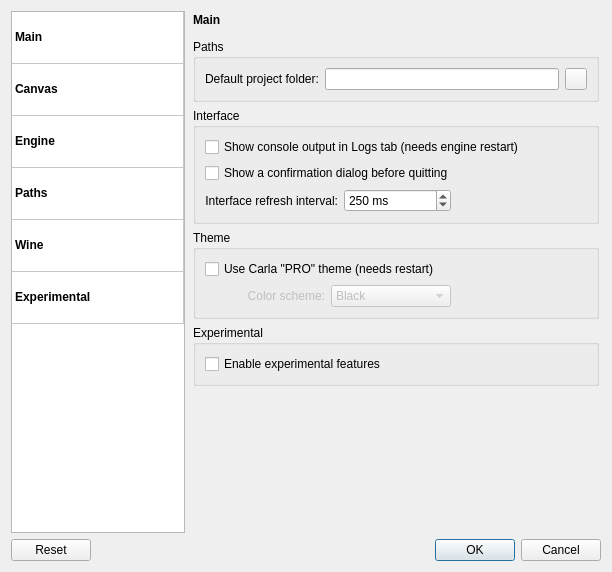
Above: resources/ui/carla_settings.ui from falkTX/Carla before the change. Below: the same form after it.
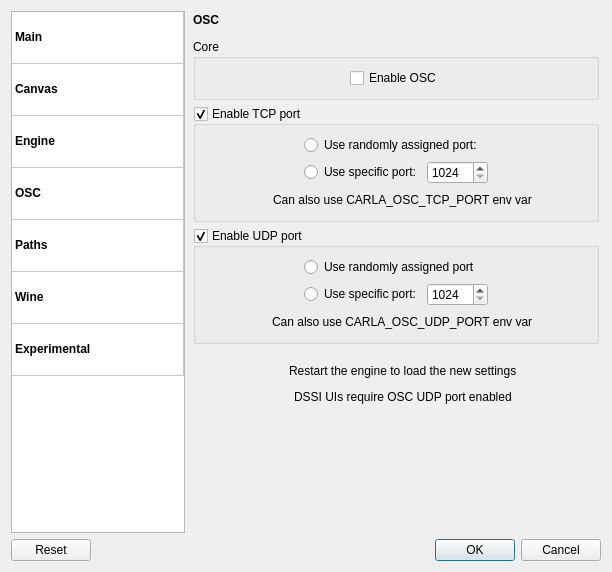
That is the form after the change. The open tabs and pages were chosen to show the change. Icons and pictures are not drawn.

Commit message: Start work for OSC settings

What changed in the file:
```diff
--- a/resources/ui/carla_settings.ui
+++ b/resources/ui/carla_settings.ui
@@ -81,6 +81,11 @@
          <string>engine</string>
         </property>
        </row>
+       <row>
+        <property name="text">
+         <string>osc</string>
+        </property>
+       </row>
        <row>
         <property name="text">
          <string>paths</string>
@@ -111,9 +116,6 @@
           <bold>true</bold>
          </font>
         </property>
-        <property name="textAlignment">
-         <set>AlignLeft|AlignVCenter</set>
-        </property>
         <property name="icon">
          <iconset resource="../resources.qrc">
           <normaloff>:/48x48/carla.png</normaloff>:/48x48/carla.png</iconset>
@@ -160,6 +162,30 @@
        </item>
        <item row="3" column="0">
         <property name="text">
+         <string notr="true">OSC</string>
+        </property>
+        <property name="toolTip">
+         <string notr="true"/>
+        </property>
+        <property name="whatsThis">
+         <string notr="true"/>
+        </property>
+        <property name="font">
+         <font>
+          <weight>75</weight>
+          <bold>true</bold>
+         </font>
+        </property>
+        <property name="icon">
+         <iconset resource="../resources.qrc">
+          <normaloff>:/48x48/osc.png</normaloff>:/48x48/osc.png</iconset>
+        </property>
+        <property name="flags">
+         <set>ItemIsSelectable|ItemIsEnabled</set>
+        </property>
+       </item>
+       <item row="4" column="0">
+        <property name="text">
          <string>Paths</string>
         </property>
         <property name="font">
@@ -176,7 +202,7 @@
          <set>ItemIsSelectable|ItemIsEnabled</set>
         </property>
        </item>
-       <item row="4" column="0">
+       <item row="5" column="0">
         <property name="text">
          <string>Wine</string>
         </property>
@@ -194,7 +220,7 @@
          <set>ItemIsSelectable|ItemIsEnabled</set>
         </property>
        </item>
-       <item row="5" column="0">
+       <item row="6" column="0">
         <property name="text">
          <string>Experimental</string>
         </property>
@@ -1083,6 +1109,491 @@
          </item>
         </layout>
        </widget>
+       <widget class="QWidget" name="page_osc">
+        <layout class="QVBoxLayout" name="verticalLayout_22">
+         <property name="margin">
+          <number>2</number>
+         </property>
+         <item>
+          <layout class="QHBoxLayout" name="horizontalLayout_22">
+           <item>
+            <widget class="QLabel" name="label_14">
+             <property name="text">
+              <string>&lt;b&gt;OSC&lt;/b&gt;</string>
+             </property>
+             <property name="alignment">
+              <set>Qt::AlignLeading|Qt::AlignLeft|Qt::AlignTop</set>
+             </property>
+            </widget>
+           </item>
+           <item>
+            <spacer name="horizontalSpacer_37">
+             <property name="orientation">
+              <enum>Qt::Horizontal</enum>
+             </property>
+             <property name="sizeHint" stdset="0">
+              <size>
+               <width>40</width>
+               <height>20</height>
+              </size>
+             </property>
+            </spacer>
+           </item>
+           <item>
+            <widget class="QLabel" name="label_icon_engine_5">
+             <property name="text">
+              <string notr="true"/>
+             </property>
+             <property name="pixmap">
+              <pixmap resource="../resources.qrc">:/48x48/jack.png</pixmap>
+             </property>
+             <property name="alignment">
+              <set>Qt::AlignHCenter|Qt::AlignTop</set>
+             </property>
+            </widget>
+           </item>
+          </layout>
+         </item>
+         <item>
+          <widget class="QGroupBox" name="groupBox_4">
+           <property name="title">
+            <string>Core</string>
+           </property>
+           <layout class="QGridLayout" name="gridLayout_13">
+            <item row="0" column="1">
+             <widget class="QCheckBox" name="checkBox">
+              <property name="text">
+               <string>Enable OSC</string>
+              </property>
+             </widget>
+            </item>
+            <item row="0" column="0">
+             <spacer name="horizontalSpacer_43">
+              <property name="orientation">
+               <enum>Qt::Horizontal</enum>
+              </property>
+              <property name="sizeHint" stdset="0">
+               <size>
+                <width>40</width>
+                <height>20</height>
+               </size>
+              </property>
+             </spacer>
+            </item>
+            <item row="0" column="2">
+             <spacer name="horizontalSpacer_44">
+              <property name="orientation">
+               <enum>Qt::Horizontal</enum>
+              </property>
+              <property name="sizeHint" stdset="0">
+               <size>
+                <width>40</width>
+                <height>20</height>
+               </size>
+              </property>
+             </spacer>
+            </item>
+           </layout>
+          </widget>
+         </item>
+         <item>
+          <widget class="QGroupBox" name="groupBox_2">
+           <property name="title">
+            <string>Enable TCP port</string>
+           </property>
+           <property name="checkable">
+            <bool>true</bool>
+           </property>
+           <layout class="QGridLayout" name="gridLayout_12">
+            <item row="0" column="0" rowspan="2">
+             <spacer name="horizontalSpacer_41">
+              <property name="orientation">
+               <enum>Qt::Horizontal</enum>
+              </property>
+              <property name="sizeHint" stdset="0">
+               <size>
+                <width>40</width>
+                <height>20</height>
+               </size>
+              </property>
+             </spacer>
+            </item>
+            <item row="0" column="1" colspan="2">
+             <widget class="QRadioButton" name="radioButton">
+              <property name="text">
+               <string>Use randomly assigned port:</string>
+              </property>
+             </widget>
+            </item>
+            <item row="0" column="3" rowspan="2">
+             <spacer name="horizontalSpacer_42">
+              <property name="orientation">
+               <enum>Qt::Horizontal</enum>
+              </property>
+              <property name="sizeHint" stdset="0">
+               <size>
+                <width>40</width>
+                <height>20</height>
+               </size>
+              </property>
+             </spacer>
+            </item>
+            <item row="1" column="1">
+             <widget class="QRadioButton" name="radioButton_2">
+              <property name="text">
+               <string>Use specific port:</string>
+              </property>
+             </widget>
+            </item>
+            <item row="1" column="2">
+             <widget class="QSpinBox" name="sb_engine_max_params_3">
+              <property name="toolTip">
+               <string>Maximum number of parameters to allow in the built-in 'Edit' dialog</string>
+              </property>
+              <property name="minimum">
+               <number>1024</number>
+              </property>
+              <property name="maximum">
+               <number>32767</number>
+              </property>
+             </widget>
+            </item>
+            <item row="2" column="0" colspan="4">
+             <layout class="QHBoxLayout" name="horizontalLayout_24">
+              <item>
+               <spacer name="horizontalSpacer_45">
+                <property name="orientation">
+                 <enum>Qt::Horizontal</enum>
+                </property>
+                <property name="sizeHint" stdset="0">
+                 <size>
+                  <width>40</width>
+                  <height>20</height>
+                 </size>
+                </property>
+               </spacer>
+              </item>
+              <item>
+               <widget class="QLabel" name="label_39">
+                <property name="maximumSize">
+                 <size>
+                  <width>22</width>
+                  <height>22</height>
+                 </size>
+                </property>
+                <property name="text">
+                 <string/>
+                </property>
+                <property name="pixmap">
+                 <pixmap resource="../resources.qrc">:/16x16/dialog-information.png</pixmap>
+                </property>
+                <property name="alignment">
+                 <set>Qt::AlignRight|Qt::AlignTrailing|Qt::AlignVCenter</set>
+                </property>
+               </widget>
+              </item>
+              <item>
+               <widget class="QLabel" name="label_40">
+                <property name="text">
+                 <string>Can also use CARLA_OSC_TCP_PORT env var</string>
+                </property>
+                <property name="textInteractionFlags">
+                 <set>Qt::LinksAccessibleByMouse|Qt::TextSelectableByMouse</set>
+                </property>
+               </widget>
+              </item>
+              <item>
+               <spacer name="horizontalSpacer_46">
+                <property name="orientation">
+                 <enum>Qt::Horizontal</enum>
+                </property>
+                <property name="sizeHint" stdset="0">
+                 <size>
+                  <width>40</width>
+                  <height>20</height>
+                 </size>
+                </property>
+               </spacer>
+              </item>
+             </layout>
+            </item>
+           </layout>
+          </widget>
+         </item>
+         <item>
+          <widget class="QGroupBox" name="groupBox_3">
+           <property name="title">
+            <string>Enable UDP port</string>
+           </property>
+           <property name="checkable">
+            <bool>true</bool>
+           </property>
+           <layout class="QGridLayout" name="gridLayout_11">
+            <item row="1" column="1">
+             <widget class="QRadioButton" name="radioButton_4">
+              <property name="text">
+               <string>Use specific port:</string>
+              </property>
+             </widget>
+            </item>
+            <item row="0" column="0" rowspan="2">
+             <spacer name="horizontalSpacer_39">
+              <property name="orientation">
+               <enum>Qt::Horizontal</enum>
+              </property>
+              <property name="sizeHint" stdset="0">
+               <size>
+                <width>40</width>
+                <height>20</height>
+               </size>
+              </property>
+             </spacer>
+            </item>
+            <item row="0" column="3" rowspan="2">
+             <spacer name="horizontalSpacer_40">
+              <property name="orientation">
+               <enum>Qt::Horizontal</enum>
+              </property>
+              <property name="sizeHint" stdset="0">
+               <size>
+                <width>40</width>
+                <height>20</height>
+               </size>
+              </property>
+             </spacer>
+            </item>
+            <item row="1" column="2">
+             <widget class="QSpinBox" name="sb_engine_max_params_4">
+              <property name="toolTip">
+               <string>Maximum number of parameters to allow in the built-in 'Edit' dialog</string>
+              </property>
+              <property name="minimum">
+               <number>1024</number>
+              </property>
+              <property name="maximum">
+               <number>32767</number>
+              </property>
+             </widget>
+            </item>
+            <item row="0" column="1" colspan="2">
+             <widget class="QRadioButton" name="radioButton_3">
+              <property name="text">
+               <string>Use randomly assigned port</string>
+              </property>
+             </widget>
+            </item>
+            <item row="2" column="0" colspan="4">
+             <layout class="QHBoxLayout" name="horizontalLayout_25">
+              <item>
+               <spacer name="horizontalSpacer_47">
+                <property name="orientation">
+                 <enum>Qt::Horizontal</enum>
+                </property>
+                <property name="sizeHint" stdset="0">
+                 <size>
+                  <width>40</width>
+                  <height>20</height>
+                 </size>
+                </property>
+               </spacer>
+              </item>
+              <item>
+               <widget class="QLabel" name="label_41">
+                <property name="maximumSize">
+                 <size>
+                  <width>22</width>
+                  <height>22</height>
+                 </size>
+                </property>
+                <property name="text">
+                 <string/>
+                </property>
+                <property name="pixmap">
+                 <pixmap resource="../resources.qrc">:/16x16/dialog-information.png</pixmap>
+                </property>
+                <property name="alignment">
+                 <set>Qt::AlignRight|Qt::AlignTrailing|Qt::AlignVCenter</set>
+                </property>
+               </widget>
+              </item>
+              <item>
+               <widget class="QLabel" name="label_42">
+                <property name="text">
+                 <string>Can also use CARLA_OSC_UDP_PORT env var</string>
+                </property>
+                <property name="textInteractionFlags">
+                 <set>Qt::LinksAccessibleByMouse|Qt::TextSelectableByMouse</set>
+                </property>
+               </widget>
+              </item>
+              <item>
+               <spacer name="horizontalSpacer_48">
+                <property name="orientation">
+                 <enum>Qt::Horizontal</enum>
+                </property>
+                <property name="sizeHint" stdset="0">
+                 <size>
+                  <width>40</width>
+                  <height>20</height>
+                 </size>
+                </property>
+               </spacer>
+              </item>
+             </layout>
+            </item>
+           </layout>
+          </widget>
+         </item>
+         <item>
+          <widget class="QLabel" name="label_36">
+           <property name="maximumSize">
+            <size>
+             <width>16777215</width>
+             <height>5</height>
+            </size>
+           </property>
+           <property name="text">
+            <string/>
+           </property>
+          </widget>
+         </item>
+         <item>
+          <layout class="QHBoxLayout" name="horizontalLayout_21">
+           <item>
+            <spacer name="horizontalSpacer_34">
+             <property name="orientation">
+              <enum>Qt::Horizontal</enum>
+             </property>
+             <property name="sizeHint" stdset="0">
+              <size>
+               <width>40</width>
+               <height>20</height>
+              </size>
+             </property>
+            </spacer>
+           </item>
+           <item>
+            <widget class="QLabel" name="label_32">
+             <property name="maximumSize">
+              <size>
+               <width>22</width>
+               <height>22</height>
+              </size>
+             </property>
+             <property name="text">
+              <string/>
+             </property>
+             <property name="pixmap">
+              <pixmap resource="../resources.qrc">:/16x16/dialog-information.png</pixmap>
+             </property>
+             <property name="alignment">
+              <set>Qt::AlignRight|Qt::AlignTrailing|Qt::AlignVCenter</set>
+             </property>
+            </widget>
+           </item>
+           <item>
+            <widget class="QLabel" name="label_35">
+             <property name="text">
+              <string>Restart the engine to load the new settings</string>
+             </property>
+            </widget>
+           </item>
+           <item>
+            <spacer name="horizontalSpacer_35">
+             <property name="orientation">
+              <enum>Qt::Horizontal</enum>
+             </property>
+             <property name="sizeHint" stdset="0">
+              <size>
+               <width>40</width>
+               <height>20</height>
+              </size>
+             </property>
+            </spacer>
+           </item>
+          </layout>
+         </item>
+         <item>
+          <layout class="QHBoxLayout" name="horizontalLayout_23">
+           <item>
+            <spacer name="horizontalSpacer_36">
+             <property name="orientation">
+              <enum>Qt::Horizontal</enum>
+             </property>
+             <property name="sizeHint" stdset="0">
+              <size>
+               <width>40</width>
+               <height>20</height>
+              </size>
+             </property>
+            </spacer>
+           </item>
+           <item>
+            <widget class="QLabel" name="label_37">
+             <property name="maximumSize">
+              <size>
+               <width>22</width>
+               <height>22</height>
+              </size>
+             </property>
+             <property name="text">
+              <string/>
+             </property>
+             <property name="pixmap">
+              <pixmap resource="../resources.qrc">:/16x16/dialog-warning.png</pixmap>
+             </property>
+             <property name="alignment">
+              <set>Qt::AlignRight|Qt::AlignTrailing|Qt::AlignVCenter</set>
+             </property>
+            </widget>
+           </item>
+           <item>
+            <widget class="QLabel" name="label_38">
+             <property name="text">
+              <string>DSSI UIs require OSC UDP port enabled</string>
+             </property>
+            </widget>
+           </item>
+           <item>
+            <spacer name="horizontalSpacer_38">
+             <property name="orientation">
+              <enum>Qt::Horizontal</enum>
+             </property>
+             <property name="sizeHint" stdset="0">
+              <size>
+               <width>40</width>
+               <height>20</height>
+              </size>
+             </property>
+            </spacer>
+           </item>
+          </layout>
+         </item>
+         <item>
+          <spacer name="verticalSpacer_10">
+           <property name="orientation">
+            <enum>Qt::Vertical</enum>
+           </property>
+           <property name="sizeHint" stdset="0">
+            <size>
+             <width>20</width>
+             <height>126</height>
+            </size>
+           </property>
+          </spacer>
+         </item>
+        </layout>
+        <zorder>verticalSpacer_10</zorder>
+        <zorder>layoutWidget</zorder>
+        <zorder>label_36</zorder>
+        <zorder>layoutWidget_2</zorder>
+        <zorder>groupBox_2</zorder>
+        <zorder>label_35</zorder>
+        <zorder>label_35</zorder>
+        <zorder>groupBox_3</zorder>
+        <zorder>groupBox_4</zorder>
+        <zorder>layoutWidget_3</zorder>
+       </widget>
        <widget class="QWidget" name="page_paths">
         <layout class="QVBoxLayout" name="verticalLayout_19">
          <property name="margin">
```
The commit also changes 12 other files.
